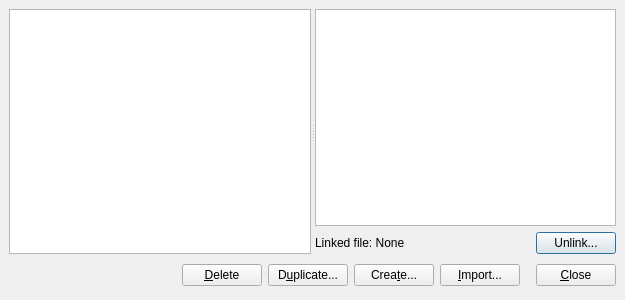
This is dialogs/dataedit.ui in veusz/veusz as Qt 5 draws it before an edit. The edited form follows.
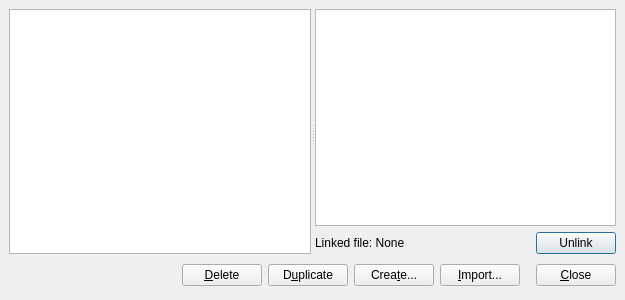
This is the edited form.

Commit message: Renaming and duplication enabled

What changed in the file:
```diff
--- a/dialogs/dataedit.ui
+++ b/dialogs/dataedit.ui
@@ -65,7 +65,7 @@
             </sizepolicy>
            </property>
            <property name="text" >
-            <string>Unlink...</string>
+            <string>Unlink</string>
            </property>
           </widget>
          </item>
@@ -106,7 +106,7 @@
      <item>
       <widget class="QPushButton" name="duplicatebutton" >
        <property name="text" >
-        <string>D&amp;uplicate...</string>
+        <string>D&amp;uplicate</string>
        </property>
       </widget>
      </item>
```
The commit also changes 1 other file.
